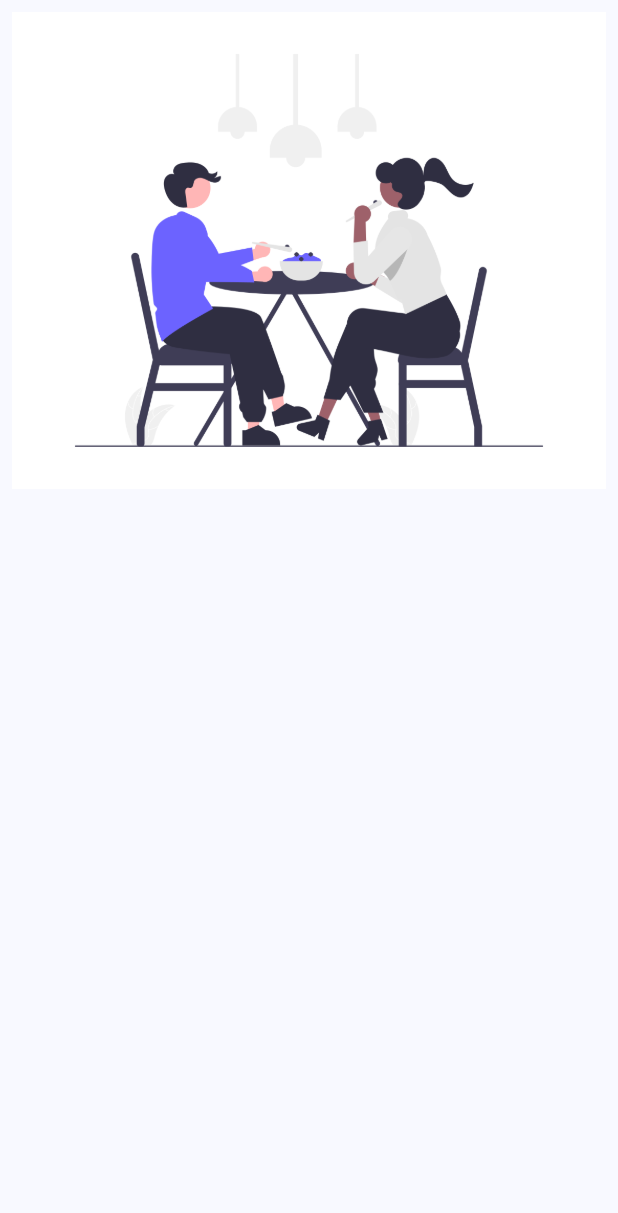
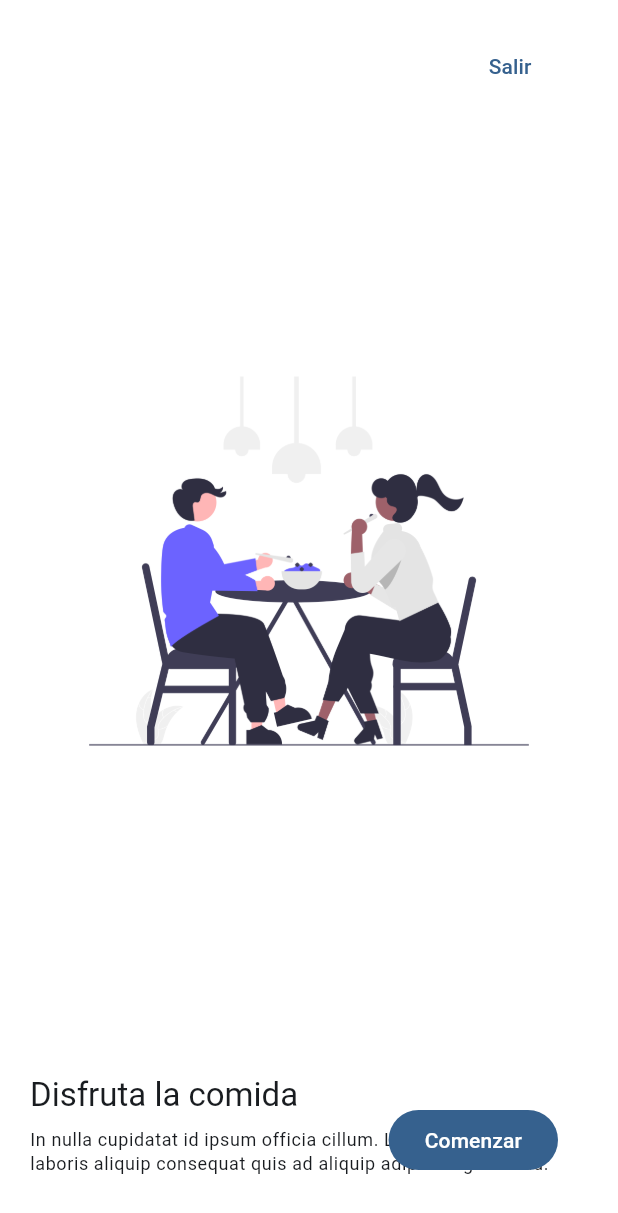
Before and after one commit to guenga1968/widgets_app, a Flutter app: the AppTutorialScreen screen opened by its route, swiped to page 3, on a phone screen of 412 x 824 dp. Shown: the top 1213 px of the screen. Run offline on Flutter 3.47's test engine with Material 2 defaults, Android fonts, the phone set to English and light mode, and no system bars; our stand-ins replace animate_do, go_router.

Commit message:
page view finalizado

```diff
--- a/lib/presentation/screens/app_tutorial/app_tutoria_screen.dart
+++ b/lib/presentation/screens/app_tutorial/app_tutoria_screen.dart
@@ -1,4 +1,6 @@
+import 'package:animate_do/animate_do.dart';
 import 'package:flutter/material.dart';
+import 'package:go_router/go_router.dart';
 
 class SlideInfo {
   final String title;
@@ -11,27 +13,58 @@ class SlideInfo {
 final slides = <SlideInfo>[
   SlideInfo(
       'Buscar comida',
-      'Non amet in occaecat officia commodo minim sunt excepteur ullamco proident nostrud. Eiusmod eu eu velit cupidatat nisi et incididunt est eu. Duis veniam consectetur ullamco tempor nisi ipsum culpa mollit tempor do. Lorem irure aliquip sint cillum nostrud aute amet minim cupidatat magna duis cillum in sit. Ipsum mollit officia ea in mollit ea. Magna nostrud reprehenderit pariatur nostrud non dolor non magna aliqua dolor exercitation minim consectetur anim.',
+      'Magna nostrud reprehenderit pariatur nostrud non dolor non magna aliqua dolor exercitation minim consectetur anim.',
       'assets/images/1.png'),
   SlideInfo(
       'Entrega rapida',
-      'Nostrud cupidatat anim voluptate commodo est et veniam enim eu mollit qui Lorem ullamco. Non occaecat est duis consectetur anim anim do dolore do mollit. Voluptate Lorem laborum eu id excepteur eu quis consequat. Duis amet adipisicing sunt officia reprehenderit eiusmod sint ipsum consectetur officia quis ipsum tempor ipsum.',
+      'Duis amet adipisicing sunt officia reprehenderit eiusmod sint ipsum consectetur officia quis ipsum tempor ipsum.',
       'assets/images/2.png'),
   SlideInfo(
       'Disfruta la comida',
-      'Pariatur laboris consequat consectetur sint mollit. Sint Lorem excepteur proident deserunt fugiat. Ipsum qui eu et anim elit sint cupidatat ea duis ad exercitation consequat. Minim qui laboris in esse ipsum proident excepteur exercitation fugiat quis aute officia. Sunt occaecat ad deserunt dolor aliqua ex occaecat tempor mollit enim veniam elit. In nulla cupidatat id ipsum officia cillum. Lorem sint aliquip laboris aliquip consequat quis ad aliquip adipisicing irure ad.',
+      'In nulla cupidatat id ipsum officia cillum. Lorem sint aliquip laboris aliquip consequat quis ad aliquip adipisicing irure ad.',
       'assets/images/3.png'),
 ];
 
-class AppTutorialScreen extends StatelessWidget {
+class AppTutorialScreen extends StatefulWidget {
   static const String name = 'tutorial_screen';
 
   const AppTutorialScreen({super.key});
 
   @override
+  State<AppTutorialScreen> createState() => _AppTutorialScreenState();
+}
+
+class _AppTutorialScreenState extends State<AppTutorialScreen> {
+  final PageController pageController = PageController();
+  bool endReached = false;
+
+  @override
+  void initState() {
+    super.initState();
+    pageController.addListener(() {
+      final page = pageController.page ?? 0;
+      if (!endReached && page >= (slides.length - 1.6)) {
+        setState(() {
+          endReached = true;
+        });
+      }
+    });
+  }
+
+  @override
+  void dispose() {
+    pageController.dispose();
+    super.dispose();
+  }
+
+  @override
   Widget build(BuildContext context) {
     return Scaffold(
-      body: PageView(
+      backgroundColor: Colors.white,
+      body: Stack(
+        children: [
+          PageView(
+            controller: pageController,
             physics: const BouncingScrollPhysics(),
             children: slides
                 .map(
@@ -41,6 +74,29 @@ class AppTutorialScreen extends StatelessWidget {
                       imageUrl: slideData.imageUrl),
                 )
                 .toList(),
+          ),
+          Positioned(
+            top: 20,
+            right: 40,
+            child: TextButton(
+              onPressed: () => context.pop(),
+              child: const Text('Salir'),
+            ),
+          ),
+          endReached
+              ? Positioned(
+                  bottom: 40,
+                  right: 40,
+                  child: FadeInRight(
+                    duration: const Duration(milliseconds: 500),
+                    child: FilledButton(
+                      onPressed: () => context.pop(),
+                      child: const Text('Comenzar'),
+                    ),
+                  ),
+                )
+              : const SizedBox(),
+        ],
       ),
     );
   }
@@ -55,13 +111,33 @@ class _Slide extends StatelessWidget {
 
   @override
   Widget build(BuildContext context) {
+    final titleStyle = Theme.of(context).textTheme.titleLarge;
+    final captionStyle = Theme.of(context).textTheme.bodySmall;
     return Padding(
-      padding: const EdgeInsets.all(8),
+      padding: const EdgeInsets.symmetric(horizontal: 20, vertical: 40),
       child: Center(
         child: Column(
+          mainAxisAlignment: MainAxisAlignment.center,
+          crossAxisAlignment: CrossAxisAlignment.start,
           children: [
-            Image(
-              image: AssetImage(imageUrl),
+            Expanded(
+              child: Image.asset(
+                imageUrl,
+              ),
+            ),
+            const SizedBox(
+              height: 8,
+            ),
+            Text(
+              title,
+              style: titleStyle,
+            ),
+            const SizedBox(
+              height: 8,
+            ),
+            Text(
+              caption,
+              style: captionStyle,
             ),
           ],
         ),
--- a/pubspec.yaml
+++ b/pubspec.yaml
@@ -7,6 +7,7 @@ environment:
   sdk: '>=3.0.0 <4.0.0'
 
 dependencies:
+  animate_do: ^3.0.2
   flutter:
     sdk: flutter
   go_router: ^8.0.0
```
Also changed, not shown: pubspec.lock. Lines whose indentation alone changed are shown as unchanged.
